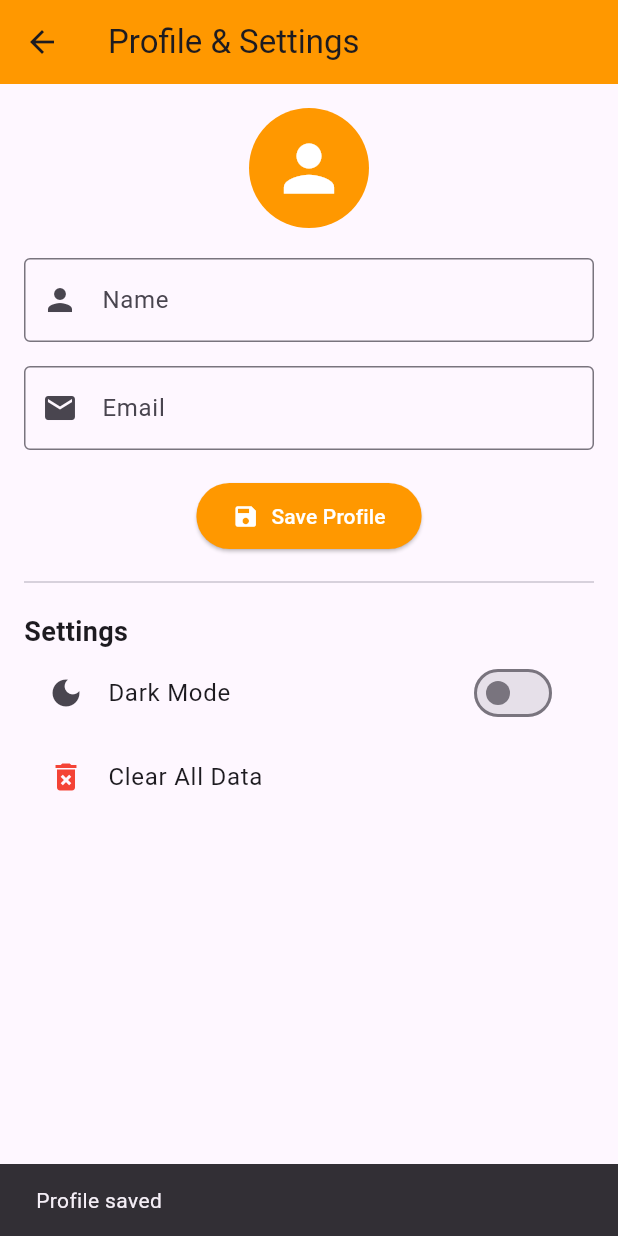
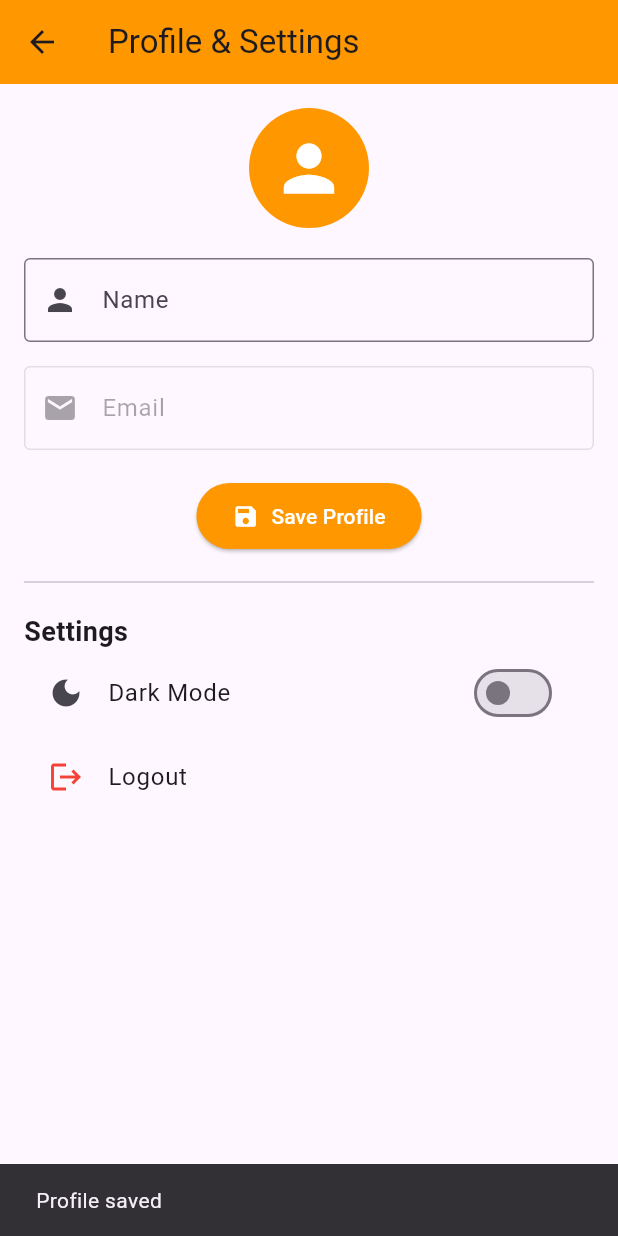
Before and after one commit to motlatsi0205/Alfred, a Flutter app: the ProfileScreen screen opened directly, after a tap on "Save Profile", on a phone screen of 412 x 824 dp. Run offline on Flutter 3.47's test engine with Material 3 defaults, Android fonts, the phone set to English and light mode, and no system bars; our stand-ins replace cloud_firestore, firebase_auth, firebase_core, firebase_storage, shared_preferences; accounts and stored records are empty.

Commit message:
updated lib/screens/profile_screen.dart, replacing SharedPreferences with Firestore for user data. The screen now integrates Firebase for authentication and data fetching, automatically updating the UI on login/logout via authStateChanges. Also  implemented _loadProfile, _saveProfile, and _logout functions, and adjusted the UI to disable fields and buttons based on login status. The "Clear All Data" option is now a conditional "Logout" buttond

```diff
--- a/lib/screens/profile_screen.dart
+++ b/lib/screens/profile_screen.dart
@@ -1,5 +1,6 @@
+import 'package:cloud_firestore/cloud_firestore.dart';
+import 'package:firebase_auth/firebase_auth.dart';
 import 'package:flutter/material.dart';
-import 'package:shared_preferences/shared_preferences.dart';
 import 'package:provider/provider.dart';
 import '../providers/theme_provider.dart';
 
@@ -13,42 +14,60 @@ class ProfileScreen extends StatefulWidget {
 class _ProfileScreenState extends State<ProfileScreen> {
   final _nameController = TextEditingController();
   final _emailController = TextEditingController();
+  final FirebaseAuth _auth = FirebaseAuth.instance;
+  final FirebaseFirestore _firestore = FirebaseFirestore.instance;
+
+  User? _user;
 
   @override
   void initState() {
     super.initState();
-    _loadProfile();
+    _auth.authStateChanges().listen((user) {
+      setState(() {
+        _user = user;
+      });
+      if (user != null) {
+        _loadProfile(user);
+      } else {
+        _clearProfile();
+      }
+    });
   }
 
-  Future<void> _loadProfile() async {
-    final prefs = await SharedPreferences.getInstance();
+  Future<void> _loadProfile(User user) async {
+    final doc = await _firestore.collection('users').doc(user.uid).get();
+    if (doc.exists) {
+      final data = doc.data();
+      setState(() {
+        _nameController.text = data?['name'] ?? '';
+        _emailController.text = user.email ?? '';
+      });
+    }
+  }
+
+  void _clearProfile() {
     setState(() {
-      _nameController.text = prefs.getString('profile_name') ?? '';
-      _emailController.text = prefs.getString('profile_email') ?? '';
+      _nameController.clear();
+      _emailController.clear();
     });
   }
 
   Future<void> _saveProfile() async {
-    final prefs = await SharedPreferences.getInstance();
-    await prefs.setString('profile_name', _nameController.text.trim());
-    await prefs.setString('profile_email', _emailController.text.trim());
+    if (_user == null) return;
+    await _firestore.collection('users').doc(_user!.uid).update({
+      'name': _nameController.text.trim(),
+    });
 
     ScaffoldMessenger.of(context).showSnackBar(
       const SnackBar(content: Text('Profile saved')),
     );
   }
 
-  Future<void> _clearAllData() async {
-    final prefs = await SharedPreferences.getInstance();
-    await prefs.clear();
-
-    setState(() {
-      _nameController.clear();
-      _emailController.clear();
-    });
-
+  Future<void> _logout() async {
+    await _auth.signOut();
+    _clearProfile();
     ScaffoldMessenger.of(context).showSnackBar(
-      const SnackBar(content: Text('All data cleared')),
+      const SnackBar(content: Text('Logged out')),
     );
   }
 
@@ -77,6 +96,7 @@ class _ProfileScreenState extends State<ProfileScreen> {
                   prefixIcon: Icon(Icons.person),
                   border: OutlineInputBorder(),
                 ),
+                enabled: _user != null,
               ),
               const SizedBox(height: 16),
               TextField(
@@ -87,10 +107,11 @@ class _ProfileScreenState extends State<ProfileScreen> {
                   border: OutlineInputBorder(),
                 ),
                 keyboardType: TextInputType.emailAddress,
+                enabled: false,
               ),
               const SizedBox(height: 20),
               ElevatedButton.icon(
-                onPressed: _saveProfile,
+                onPressed: _user != null ? _saveProfile : null,
                 icon: const Icon(Icons.save),
                 label: const Text('Save Profile'),
                 style: ElevatedButton.styleFrom(
@@ -106,7 +127,6 @@ class _ProfileScreenState extends State<ProfileScreen> {
             'Settings',
             style: TextStyle(fontSize: 18, fontWeight: FontWeight.bold),
           ),
-          // ✅ New Dark Mode toggle with Provider
           SwitchListTile(
             value: context.watch<ThemeProvider>().isDarkMode,
             onChanged: (value) {
@@ -115,11 +135,12 @@ class _ProfileScreenState extends State<ProfileScreen> {
             title: const Text('Dark Mode'),
             secondary: const Icon(Icons.dark_mode),
           ),
-          ListTile(
-            leading: const Icon(Icons.delete_forever, color: Colors.red),
-            title: const Text('Clear All Data'),
-            onTap: _clearAllData,
-          ),
+          if (_user != null)
+            ListTile(
+              leading: const Icon(Icons.logout, color: Colors.red),
+              title: const Text('Logout'),
+              onTap: _logout,
+            ),
         ],
       ),
     );
```
